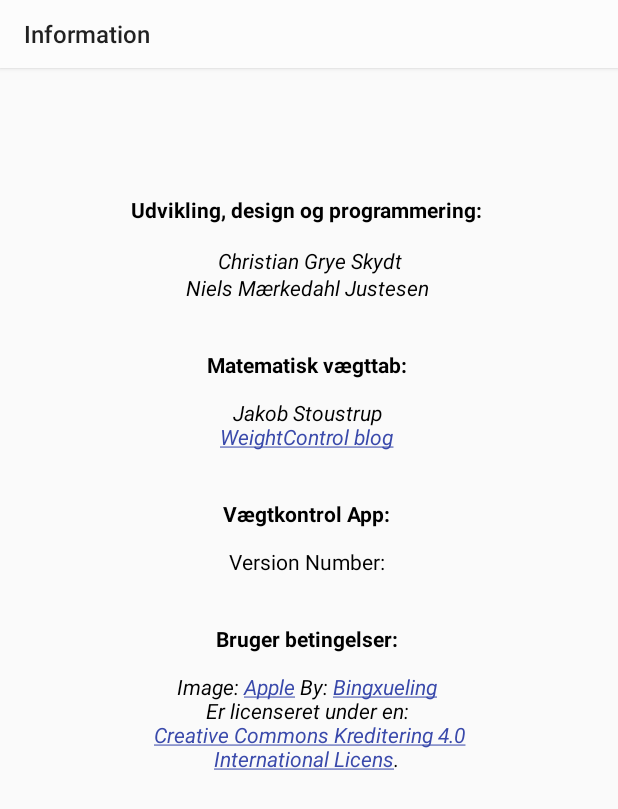
After one commit to Skydt90/Math_Diet, an Android app: the InformationActivity screen opened directly, with no data from a screen before it, on a phone screen of 412 x 824 dp. The commit adds this screen. Shown: the top 809 px of the screen. Run offline under Robolectric (Android 15) with nearby library versions, the phone set to English and light mode, and no system bars; 1 statement that could not run was skipped.

Commit message:
Information section fully built and implemented

```diff
--- a/app/src/main/AndroidManifest.xml
+++ b/app/src/main/AndroidManifest.xml
@@ -16,13 +16,18 @@
             android:screenOrientation="portrait">
             <intent-filter>
                 <action android:name="android.intent.action.MAIN" />
+
                 <category android:name="android.intent.category.LAUNCHER" />
             </intent-filter>
         </activity>
         <activity
+            android:name=".activities.InformationActivity"
+            android:label="@string/information"
+            android:screenOrientation="portrait" />
+        <activity
             android:name=".activities.GuideActivity"
             android:label="@string/guide"
-            android:screenOrientation="portrait"/>
+            android:screenOrientation="portrait" />
         <activity
             android:name=".activities.RegisterWeightActivity"
             android:label="@string/indtast_vægt"
--- /dev/null
+++ b/app/src/main/java/com/skydt/weightcontrol/activities/InformationActivity.java
@@ -0,0 +1,57 @@
+package com.skydt.weightcontrol.activities;
+
+import android.content.pm.PackageInfo;
+import android.content.pm.PackageManager;
+import android.support.v7.app.AppCompatActivity;
+import android.os.Bundle;
+import android.support.v7.widget.Toolbar;
+import android.text.method.LinkMovementMethod;
+import android.widget.TextView;
+
+import com.skydt.weightcontrol.R;
+
+public class InformationActivity extends AppCompatActivity
+{
+    private String versionName;
+
+    @Override
+    protected void onCreate(Bundle savedInstanceState)
+    {
+        super.onCreate(savedInstanceState);
+        setContentView(R.layout.information_activity);
+        Toolbar toolbar = findViewById(R.id.toolbar);
+        setSupportActionBar(toolbar);
+        loadAndPopulateInterface();
+    }
+
+    private void loadAndPopulateInterface()
+    {
+        TextView tvDevelopers = findViewById(R.id.tvDevelopers);
+        tvDevelopers.setText(this.getResources().getText(R.string.developers));
+
+        TextView tvMethodBy = findViewById(R.id.tvMethodBy);
+        tvMethodBy.setMovementMethod(LinkMovementMethod.getInstance());
+        tvMethodBy.setText(this.getResources().getText(R.string.method_by));
+
+        TextView tvLicense = findViewById(R.id.tvLicense);
+        tvLicense.setText(this.getResources().getText(R.string.license));
+        tvLicense.setMovementMethod(LinkMovementMethod.getInstance());
+
+        getVersionInfo();
+        TextView tvBuildInfo = findViewById(R.id.tvBuildInfo);
+        tvBuildInfo.append(versionName);
+    }
+
+    private void getVersionInfo()
+    {
+        try
+        {
+            PackageInfo packageInfo = getPackageManager().getPackageInfo(getPackageName(), 0);
+            versionName = packageInfo.versionName;
+        }
+        catch (PackageManager.NameNotFoundException nnfe)
+        {
+            nnfe.printStackTrace();
+        }
+    }
+}
--- a/app/src/main/java/com/skydt/weightcontrol/activities/MainMenuActivity.java
+++ b/app/src/main/java/com/skydt/weightcontrol/activities/MainMenuActivity.java
@@ -300,6 +300,10 @@ public class MainMenuActivity extends AppCompatActivity implements View.OnClickL
                 startActivity(intent);
                 break;
 
+            case R.id.mnuInformation:
+                intent = new Intent(this, InformationActivity.class);
+                startActivity(intent);
+                break;
             default:
                 return super.onOptionsItemSelected(item);
         }
--- /dev/null
+++ b/app/src/main/res/layout/information_activity.xml
@@ -0,0 +1,69 @@
+<?xml version="1.0" encoding="utf-8"?>
+<android.support.constraint.ConstraintLayout xmlns:android="http://schemas.android.com/apk/res/android"
+    xmlns:app="http://schemas.android.com/apk/res-auto"
+    xmlns:tools="http://schemas.android.com/tools"
+    android:layout_width="match_parent"
+    android:layout_height="match_parent"
+    tools:context=".activities.InformationActivity">
+
+    <include
+        android:id="@+id/toolbar"
+        layout="@layout/toolbar" />
+
+    <TextView
+        android:id="@+id/tvDevelopers"
+        android:layout_width="wrap_content"
+        android:layout_height="wrap_content"
+        android:layout_marginStart="16dp"
+        android:layout_marginLeft="16dp"
+        android:layout_marginTop="16dp"
+        android:layout_marginEnd="16dp"
+        android:layout_marginRight="16dp"
+        android:layout_marginBottom="8dp"
+        android:gravity="center"
+        android:text="@string/developers"
+        android:textColor="@android:color/black"
+        app:layout_constraintBottom_toBottomOf="parent"
+        app:layout_constraintEnd_toEndOf="parent"
+        app:layout_constraintStart_toStartOf="parent"
+        app:layout_constraintTop_toBottomOf="@+id/toolbar"
+        app:layout_constraintVertical_bias="0.100000024" />
+
+    <TextView
+        android:id="@+id/tvMethodBy"
+        android:layout_width="0dp"
+        android:layout_height="wrap_content"
+        android:layout_marginTop="16dp"
+        android:gravity="center"
+        android:text="@string/method_by"
+        android:textColor="@android:color/black"
+        app:layout_constraintEnd_toEndOf="@+id/tvDevelopers"
+        app:layout_constraintStart_toStartOf="@+id/tvDevelopers"
+        app:layout_constraintTop_toBottomOf="@+id/tvDevelopers" />
+
+    <TextView
+        android:id="@+id/tvLicense"
+        android:layout_width="0dp"
+        android:layout_height="wrap_content"
+        android:layout_marginTop="16dp"
+        android:layout_marginBottom="8dp"
+        android:gravity="center"
+        android:textColor="@android:color/black"
+        app:layout_constraintBottom_toBottomOf="parent"
+        app:layout_constraintEnd_toEndOf="@+id/tvBuildInfo"
+        app:layout_constraintStart_toStartOf="@+id/tvBuildInfo"
+        app:layout_constraintTop_toBottomOf="@+id/tvBuildInfo"
+        app:layout_constraintVertical_bias="0.0" />
+
+    <TextView
+        android:id="@+id/tvBuildInfo"
+        android:layout_width="0dp"
+        android:layout_height="wrap_content"
+        android:layout_marginTop="16dp"
+        android:gravity="center"
+        android:text="@string/build_info"
+        android:textColor="@android:color/black"
+        app:layout_constraintEnd_toEndOf="@+id/tvMethodBy"
+        app:layout_constraintStart_toStartOf="@+id/tvMethodBy"
+        app:layout_constraintTop_toBottomOf="@+id/tvMethodBy" />
+</android.support.constraint.ConstraintLayout>
--- a/app/src/main/res/values/strings.xml
+++ b/app/src/main/res/values/strings.xml
@@ -16,6 +16,7 @@
     <string name="vælg_diæt">Vælg en diæt</string>
     <string name="indtast_vægt">Indtast vægt</string>
     <string name="guide">Vejledning</string>
+    <string name="information">Information</string>
 
     <string name="aktuel_madfordeling">Aktuel</string>
     <string name="anbefalet_madfordeling">Anbefalet</string>
@@ -31,7 +32,8 @@
 
     <string name="guide_intro_head"><b><font color="black">Introduktion til vejledningen:</font></b></string>
     <string name="guide_intro_text">De følgende sider vil give en detaljeret beskrivelse af samtlige sektioner i denne app. Hver side vil starte med at introducere sektionen, efterfulgt af en beskrivelse af alle dens relevante felter, data og funktioner. Du kan frit navigere frem eller tilbage imellem siderne vha knapperne nedenfor. Det er også muligt at få vist et billede af de omtalte sektioner, ved at klikke på det lille billede nederst til højre.
-    \n\n<font color="black">Bemærk!</font>\nUanset hvad denne app viser af data eller resultater, så benyt den kun vejledende og med sund fornuft. Har du minus gram en dag, så lad vær med ikke at spise noget, men spis i stedet sparsomt, sundt og varieret. Kommer du alt for langt bagud, så slet din diæt og lav en ny. Alle rammer en til flere stopklodser under et vægttabsforløb og det gælder også ved brugen af denne metode.\n\nDer gives ingen garanti for vægttab ved brug af denne app!
+        \n\n<font color="black">Persondata:</font>\nDenne app hverken gemmer, eller deler nogen form for personfølsom data. Alt data du registrerer gemmes kun lokalt på din egen enhed og kan ikke tilgås andre steder fra.
+        \n\n<font color="black">Bemærk!</font>\nUanset hvad denne app viser af data eller resultater, så benyt den kun vejledende og med sund fornuft. Har du minus gram en dag, så lad vær med ikke at spise noget, men spis i stedet sparsomt, sundt og varieret. Kommer du alt for langt bagud, så slet din diæt og lav en ny. Alle rammer en til flere stopklodser under et vægttabsforløb og det gælder også ved brugen af denne metode.\n\nDer gives ingen garanti for vægttab ved brug af denne app!
     </string>
 
     <string name="welcome">Denne app er designet til at simplificere brugen af den nye vægttabsmetode, matematisk vægttab, der er udviklet af professor Jakob Stoustrup. Såfremt du ikke er bekendt med metoden anbefaler vi du først læser op på den, ved at følge linket nedenfor, da det er utrolig vigtigt at vide hvordan den virker før man går igang!
@@ -95,4 +97,19 @@
     <string name="guide_diet_select_head"><b><font color="black">Sektion:</font></b> Skift diæt</string>
     <string name="guide_diet_select_text">Fra denne sektion kan du skifte til en anden diæt eller danne et overblik over alle diæterne på din telefon. Det er også muligt at slette alt ved at trykke på det røde kryds øverst til højre, eller blot slette en enkelt diæt ved at trykke på en og holde fingeren nede et sekunds tid. Vær opmærksom på det er ikke muligt at få genskabt det data du sletter!
     </string>
+
+    <string name="developers"><b>Udvikling, design og programmering:</b>
+        \n\n<i>Christian Grye Skydt</i>\n<i>Niels Mærkedahl Justesen</i>
+    </string>
+    <string name="method_by"><b>\nMatematisk vægttab:</b>
+        \n\n<i>Jakob Stoustrup</i>
+        \n<i><a href="https://weightctrlblog.wordpress.com/">WeightControl blog</a></i>
+    </string>
+    <string name="license"><b>\nBruger betingelser:</b>
+        \n\n<i>Image: <a href="https://icon-icons.com/icon/fruit-apple-food/1314">Apple</a> By: <a href="https://www.deviantart.com/bingxueling">Bingxueling</a>
+            \nEr licenseret under en: <a href="http://creativecommons.org/licenses/by/4.0/">\nCreative Commons Kreditering 4.0 International Licens</a>.</i>
+    </string>
+    <string name="build_info"><b>\nVægtkontrol App:</b>
+        \n\nVersion Number:
+    </string>
 </resources>
```
